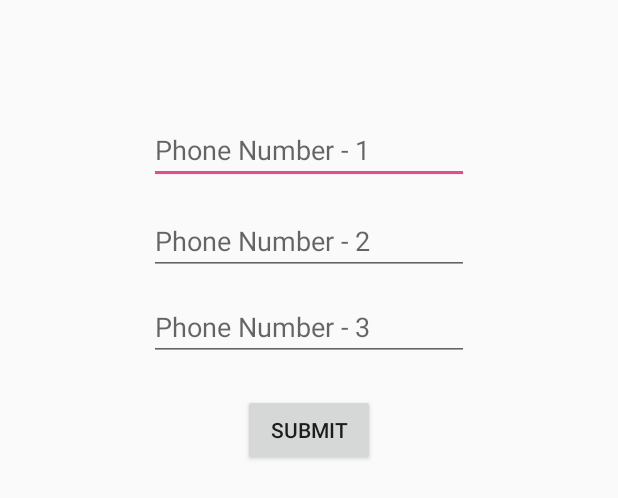
After one commit to mthavaf/gas-leakage-notifier, an Android app: the layout fragment_emergency_contacts.xml on its own in the app's theme, with its tools: preview values and no code run, on a phone screen of 412 x 824 dp. The commit adds this screen. Shown: the top 498 px of the screen. Run offline under Robolectric (Android 15) with nearby library versions, the phone set to English and light mode, and no system bars.

Commit message:
Navigation Drawer Layout with Adding Phone Number Layouts

```diff
--- a/GLN/app/src/main/AndroidManifest.xml
+++ b/GLN/app/src/main/AndroidManifest.xml
@@ -15,8 +15,7 @@
                 <category android:name="android.intent.category.LAUNCHER" />
             </intent-filter>
         </activity>
-        <activity android:name=".Report" />
-        <activity android:name=".AddContacts"></activity>
+        <activity android:name=".LoggedIn"></activity>
     </application>
 
 </manifest>
--- /dev/null
+++ b/GLN/app/src/main/res/layout/fragment_emergency_contacts.xml
@@ -0,0 +1,52 @@
+<?xml version="1.0" encoding="utf-8"?>
+<RelativeLayout xmlns:android="http://schemas.android.com/apk/res/android"
+    xmlns:tools="http://schemas.android.com/tools"
+    android:layout_width="match_parent" android:layout_height="match_parent">
+
+    <EditText
+        android:layout_width="wrap_content"
+        android:layout_height="wrap_content"
+        android:inputType="phone"
+        android:ems="10"
+        android:layout_alignParentTop="true"
+        android:layout_centerHorizontal="true"
+        android:layout_marginTop="77dp"
+        android:id="@+id/number_1"
+        android:hint="@string/phone_number_1" />
+
+    <EditText
+        android:layout_width="wrap_content"
+        android:layout_height="wrap_content"
+        android:inputType="phone"
+        android:ems="10"
+        android:layout_below="@+id/number_1"
+        android:layout_alignRight="@+id/number_1"
+        android:layout_alignEnd="@+id/number_1"
+        android:layout_marginTop="15dp"
+        android:id="@+id/number_2"
+        android:hint="Phone Number - 2"
+        tools:ignore="HardcodedText" />
+
+    <EditText
+        android:layout_width="wrap_content"
+        android:layout_height="wrap_content"
+        android:inputType="phone"
+        android:ems="10"
+        android:layout_marginTop="12dp"
+        android:id="@+id/number_3"
+        android:hint="Phone Number - 3"
+        android:layout_below="@+id/number_2"
+        android:layout_alignLeft="@+id/number_2"
+        android:layout_alignStart="@+id/number_2"
+        tools:ignore="HardcodedText" />
+
+    <Button
+        android:text="Submit"
+        android:layout_width="wrap_content"
+        android:layout_height="wrap_content"
+        android:layout_below="@+id/number_3"
+        android:layout_centerHorizontal="true"
+        android:layout_marginTop="22dp"
+        android:id="@+id/phone_numbers_submit_button"
+        tools:ignore="HardcodedText" />
+</RelativeLayout>
--- a/GLN/app/src/main/res/values/strings.xml
+++ b/GLN/app/src/main/res/values/strings.xml
@@ -6,4 +6,10 @@
     <string name="report_text_value">Report</string>
     <string name="logout_button">Logout</string>
     <string name="ec_button">EC</string>
+    <string name="phone_number_1">Phone Number - 1</string>
+    <string-array name="drawer_items">
+        <item>Report</item>
+        <item>Emergency Contacts</item>
+        <item>Logout</item>
+    </string-array>
 </resources>
```
Also changed, not shown: GLN/app/src/main/java/com/example/root/gln/AddContacts.java (deleted, +0 -19 lines), GLN/app/src/main/java/com/example/root/gln/GLNFragment.java (added, +25 -0 lines), GLN/app/src/main/java/com/example/root/gln/LoggedIn.java (added, +70 -0 lines), GLN/app/src/main/java/com/example/root/gln/MainActivity.java (+7 -2 lines), GLN/app/src/main/java/com/example/root/gln/Report.java (deleted, +0 -19 lines), GLN/app/src/main/res/layout/activity_add_contacts.xml (deleted, +0 -48 lines), GLN/app/src/main/res/layout/activity_logged_in.xml (added, +20 -0 lines), GLN/app/src/main/res/layout/activity_report.xml (deleted, +0 -50 lines), GLN/app/src/main/res/layout/fragment_report.xml (added, +11 -0 lines).
